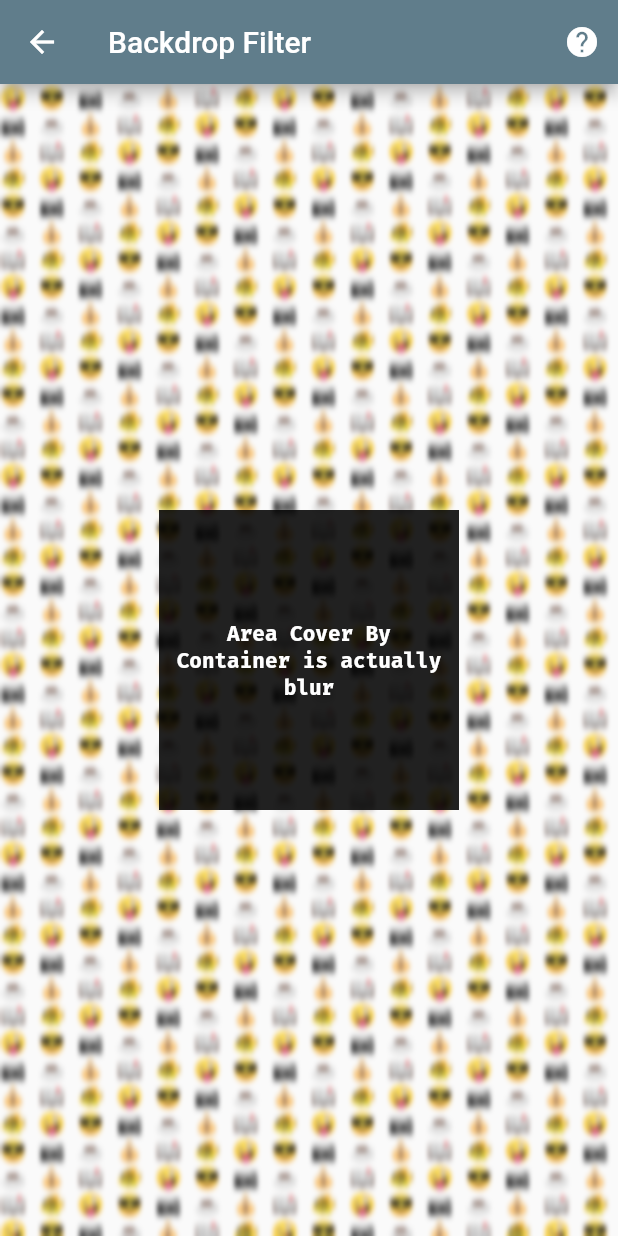
After one commit to nguyenlambuu/flutter100days, a Flutter app: the Day24BackdropFilter screen opened directly, on a phone screen of 412 x 824 dp. The commit adds this screen. Run offline on Flutter 3.47's test engine with Material 2 defaults, Android fonts, the light colour scheme and no system bars; our stand-ins replace get, google_fonts.

Commit message:
Backdrop filter

```diff
--- a/_100_/lib/routes/routes.dart
+++ b/_100_/lib/routes/routes.dart
@@ -21,6 +21,7 @@ import '../screens/day_020_fitted_box.dart';
 import '../screens/day_021_layout_builder.dart';
 import '../screens/day_022_absorb_pointer.dart';
 import '../screens/day_023_transform.dart';
+import '../screens/day_024_backdrop_filter.dart';
 
 Map _routes = {
   "SafeArea": Day1SafeArea(),
@@ -46,6 +47,7 @@ Map _routes = {
   "LayoutBuilder": Day21LayoutBuilder(),
   "AbsorbPointer": Day22AbsorbPointer(),
   "Transform": Day23Transform(),
+  "BackdropFilter": Day24BackdropFilter(),
 };
 
 get routes {
--- /dev/null
+++ b/_100_/lib/screens/day_024_backdrop_filter.dart
@@ -0,0 +1,47 @@
+import 'dart:ui';
+import 'package:flutter/material.dart';
+
+import '../components/help_icon_button.dart';
+
+class Day24BackdropFilter extends StatelessWidget {
+  @override
+  Widget build(BuildContext context) {
+    return Scaffold(
+      appBar: AppBar(
+        title: Text('Backdrop Filter'),
+        actions: [
+          HelpIconButton(
+              url:
+                  'https://api.flutter.dev/flutter/widgets/BackdropFilter-class.html')
+        ],
+      ),
+      body: Stack(
+        fit: StackFit.expand,
+        children: [
+          Text('🤪 😎 📷 ☕️ 💰 📖 🐠 ' * 500),
+          Center(
+            child: BackdropFilter(
+              filter: ImageFilter.blur(
+                sigmaX: 1.5,
+                sigmaY: 2.5,
+              ),
+              child: Container(
+                width: 200,
+                height: 200,
+                padding: EdgeInsets.all(10),
+                color: Colors.black87,
+                child: Center(
+                    child: Text(
+                  "Area Cover By Container is actually blur",
+                  textAlign: TextAlign.center,
+                  style: TextStyle(
+                      color: Colors.white, fontWeight: FontWeight.bold),
+                )),
+              ),
+            ),
+          )
+        ],
+      ),
+    );
+  }
+}
```
